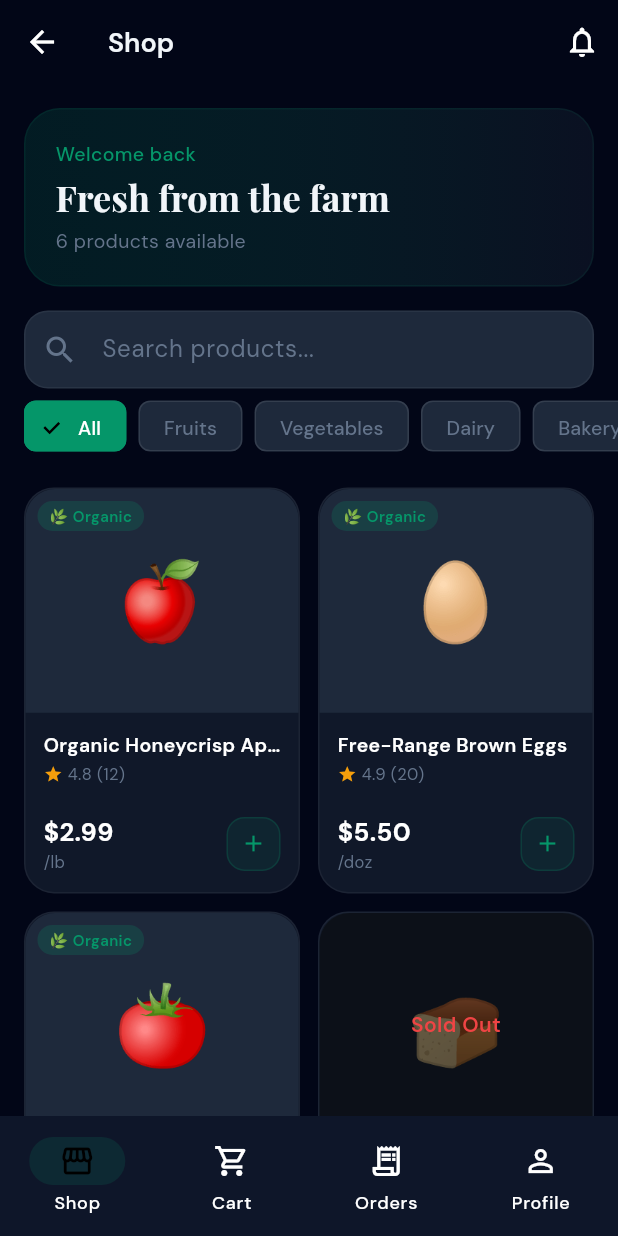
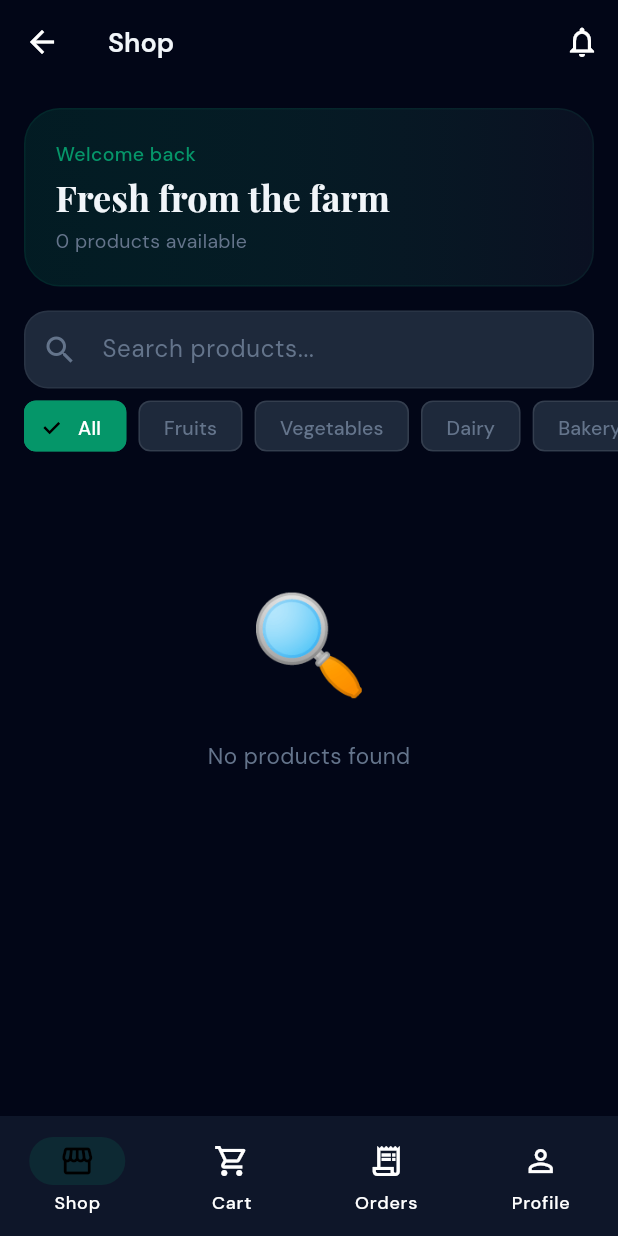
Before and after one commit to misiksolutionsllc-ffm/farmfresh-flutter, a Flutter app: the screen it shows after launch, after a tap on "Consumer", on a phone screen of 412 x 824 dp. Run offline on Flutter 3.47's test engine with Material 3 defaults, Android fonts, the phone set to English and light mode, and no system bars; our stand-ins replace google_fonts, shared_preferences.

Commit message:
clean: remove seed data, rename Merchant to Farmer American Hero, clean launch state

```diff
--- a/lib/models/models.dart
+++ b/lib/models/models.dart
@@ -17,7 +17,7 @@ extension UserRoleExt on UserRole {
     switch (this) {
       case UserRole.customer: return 'Consumer';
       case UserRole.driver: return 'Driver';
-      case UserRole.farmer: return 'Merchant';
+      case UserRole.farmer: return 'Farmer American Hero';
       case UserRole.owner: return 'Admin';
     }
   }
--- a/lib/providers/app_provider.dart
+++ b/lib/providers/app_provider.dart
@@ -408,43 +408,26 @@ class AppProvider extends ChangeNotifier {
   }
 
   // ============================================
-  // Seed Data
+  // Clean Launch Data
   // ============================================
   void _initSeedData() {
     users = [
-      User(id: 'u1', name: 'Alice Consumer', role: UserRole.customer, email: 'alice@test.com', phone: '555-0101', verified: true, favorites: ['p1'], points: 150, credits: 10.0, referralCode: 'ALICE10', referralCount: 2, address: UserAddress(street: '10300 Forest Hill Blvd', city: 'Wellington', state: 'FL', zip: '33414'), totalSpent: 450.0, loyaltyTier: 'Silver', documents: [Document(type: 'ID Card', status: 'approved', date: '2023-01-15')]),
-      User(id: 'u2', name: 'Mike Racer', role: UserRole.driver, email: 'mike@drive.com', phone: '555-0202', verified: true, rating: 4.9, trips: 145, earnings: 1240.50, online: true, acceptanceRate: 94, bankLast4: '8821', cardLast4: '4242', documents: [Document(type: 'Driver License', status: 'approved', date: '2023-02-20'), Document(type: 'Vehicle Insurance', status: 'approved', date: '2023-02-20')]),
-      User(id: 'u3', name: 'Green Acres', role: UserRole.farmer, email: 'farm@fresh.com', phone: '555-0303', rating: 4.8, revenue: 15400, description: 'Family owned since 1985.', address: UserAddress(street: '12794 W Forest Hill Blvd', city: 'Wellington', state: 'FL', zip: '33414'), documents: [Document(type: 'Business License', status: 'pending', date: '2023-10-01'), Document(type: 'Food Safety Cert', status: 'approved', date: '2023-01-10')]),
-      User(id: 'u4', name: 'Admin User', role: UserRole.owner, email: 'admin@platform.com', verified: true),
+      User(id: 'u1', name: 'New Customer', role: UserRole.customer, email: 'customer@farmfresh.app', points: 0, credits: 0, referralCode: 'FRESH10', referralCount: 0, totalSpent: 0, loyaltyTier: 'Bronze'),
+      User(id: 'u2', name: 'New Driver', role: UserRole.driver, email: 'driver@farmfresh.app', rating: 0, trips: 0, earnings: 0, online: false, acceptanceRate: 0),
+      User(id: 'u3', name: 'New Farmer', role: UserRole.farmer, email: 'farmer@farmfresh.app', rating: 0, revenue: 0),
+      User(id: 'u4', name: 'Platform Admin', role: UserRole.owner, email: 'misiksolutionsllc@gmail.com', verified: true),
     ];
 
-    products = [
-      Product(id: 'p1', farmerId: 'u3', name: 'Organic Honeycrisp Apples', price: 2.99, unit: 'lb', image: '🍎', category: 'Fruits', stock: 50, sales: 120, rating: 4.8, reviews: 12, description: 'Crisp, sweet, and locally grown.', organic: true, vegan: true, glutenFree: true),
-      Product(id: 'p2', farmerId: 'u3', name: 'Free-Range Brown Eggs', price: 5.50, unit: 'doz', image: '🥚', category: 'Dairy', stock: 4, sales: 85, rating: 4.9, reviews: 20, description: 'Gathered daily from happy hens.', organic: true, glutenFree: true),
-      Product(id: 'p3', farmerId: 'u3', name: 'Heirloom Tomatoes', price: 4.25, unit: 'lb', image: '🍅', category: 'Vegetables', stock: 30, sales: 45, rating: 4.5, reviews: 8, description: 'Juicy heritage tomato varieties.', organic: true, vegan: true, glutenFree: true),
-      Product(id: 'p4', farmerId: 'u3', name: 'Fresh Sourdough', price: 6.00, unit: 'loaf', image: '🍞', category: 'Bakery', stock: 0, sales: 200, rating: 5.0, reviews: 30, description: 'Artisan baked with 100-year-old starter.', vegan: true),
-      Product(id: 'p5', farmerId: 'u3', name: 'Organic Carrots', price: 3.49, unit: 'bunch', image: '🥕', category: 'Vegetables', stock: 25, sales: 67, rating: 4.7, reviews: 15, description: 'Sweet and crunchy.', organic: true, vegan: true, glutenFree: true),
-      Product(id: 'p6', farmerId: 'u3', name: 'Fresh Strawberries', price: 4.99, unit: 'pint', image: '🍓', category: 'Fruits', stock: 18, sales: 92, rating: 4.9, reviews: 25, description: 'Picked at peak ripeness.', organic: true, vegan: true, glutenFree: true),
+    products = [];
+    orders = [];
+    transactions = [];
+
+    promos = [
+      PromoCode(code: 'FRESH20', discount: 0.20, type: 'percent', label: '20% Off', usedCount: 0, minOrder: 20),
+      PromoCode(code: 'WELCOME5', discount: 5.00, type: 'flat', label: '\$5 Off First Order', usedCount: 0),
+      PromoCode(code: 'FREEDELIVERY', discount: 0, type: 'free_delivery', label: 'Free Delivery', usedCount: 0, minOrder: 25),
     ];
 
-    orders = [
-      Order(id: 'ord-1', customerId: 'u1', merchantId: 'u3', items: [OrderItem(id: 'p1', name: 'Organic Honeycrisp Apples', price: 2.99, qty: 2, image: '🍎')], total: 13.99, status: 'Delivered', date: DateTime.now().subtract(const Duration(days: 1)).toIso8601String(), driverId: 'u2', fees: const OrderFees(subtotal: 5.98, delivery: 4.99, platform: 0.60, tax: 0.42, tip: 2.00)),
-      Order(id: 'ord-2', customerId: 'u1', merchantId: 'u3', items: [OrderItem(id: 'p3', name: 'Heirloom Tomatoes', price: 4.25, qty: 3, image: '🍅'), OrderItem(id: 'p6', name: 'Fresh Strawberries', price: 4.99, qty: 1, image: '🍓')], total: 22.74, status: 'Pending', date: DateTime.now().toIso8601String(), fees: const OrderFees(subtotal: 17.74, delivery: 4.99)),
-      Order(id: 'ord-3', customerId: 'u1', merchantId: 'u3', items: [OrderItem(id: 'p2', name: 'Free-Range Brown Eggs', price: 5.50, qty: 2, image: '🥚'), OrderItem(id: 'p5', name: 'Organic Carrots', price: 3.49, qty: 2, image: '🥕')], total: 23.97, status: 'Processing', date: DateTime.now().subtract(const Duration(hours: 1)).toIso8601String(), fees: const OrderFees(subtotal: 17.98, delivery: 4.99, platform: 0.60, tax: 0.40)),
-    ];
-
-    transactions = [
-      Transaction(id: 'tx-1', type: 'Payout', amount: -250.00, date: DateTime.now().subtract(const Duration(days: 7)).toIso8601String(), status: 'Completed', method: 'Bank Transfer'),
-    ];
-
-    promos = [
-      PromoCode(code: 'FRESH20', discount: 0.20, type: 'percent', label: '20% Off', usedCount: 45, minOrder: 20),
-      PromoCode(code: 'WELCOME5', discount: 5.00, type: 'flat', label: '\$5 Off', usedCount: 120),
-    ];
-
-    reviews = [
-      Review(id: 'rev-1', productId: 'p1', customerId: 'u1', customerName: 'Alice C.', rating: 5, comment: 'Best apples ever!', date: DateTime.now().subtract(const Duration(days: 2)).toIso8601String(), status: 'approved'),
-      Review(id: 'rev-2', productId: 'p2', customerId: 'u1', customerName: 'Alice C.', rating: 5, comment: 'Amazing eggs.', date: DateTime.now().subtract(const Duration(days: 1)).toIso8601String(), status: 'approved'),
-    ];
+    reviews = [];
   }
 }
--- a/lib/screens/admin/admin_app.dart
+++ b/lib/screens/admin/admin_app.dart
@@ -88,7 +88,7 @@ class _AdminAppScreenState extends State<AdminAppScreen> {
         const SizedBox(height: 12),
         _RoleRow('Customers', app.users.where((u) => u.role == UserRole.customer).length, AppColors.emerald, Icons.shopping_cart),
         _RoleRow('Drivers', app.users.where((u) => u.role == UserRole.driver).length, AppColors.blue, Icons.local_shipping),
-        _RoleRow('Merchants', app.users.where((u) => u.role == UserRole.farmer).length, AppColors.orange, Icons.store),
+        _RoleRow('Farmers', app.users.where((u) => u.role == UserRole.farmer).length, AppColors.orange, Icons.store),
       ])),
       const SizedBox(height: 16),
 
@@ -174,7 +174,7 @@ class _AdminAppScreenState extends State<AdminAppScreen> {
                 Text(app.users.cast<User?>().firstWhere((u) => u?.id == order.customerId, orElse: () => null)?.name ?? '–', style: const TextStyle(color: Colors.white, fontSize: 13)),
               ])),
               Expanded(child: Column(crossAxisAlignment: CrossAxisAlignment.start, children: [
-                Text('Merchant', style: TextStyle(color: AppColors.textMuted, fontSize: 11)),
+                Text('Farmer', style: TextStyle(color: AppColors.textMuted, fontSize: 11)),
                 Text(app.users.cast<User?>().firstWhere((u) => u?.id == order.merchantId, orElse: () => null)?.name ?? '–', style: const TextStyle(color: Colors.white, fontSize: 13)),
               ])),
               Text(formatCurrency(order.total), style: const TextStyle(color: Colors.white, fontWeight: FontWeight.w700)),
--- a/lib/screens/role_selection.dart
+++ b/lib/screens/role_selection.dart
@@ -10,7 +10,7 @@ class RoleSelectionScreen extends StatelessWidget {
   static final _roles = [
     _RoleData(UserRole.customer, 'Consumer', '🛒', 'Shop fresh local produce', AppColors.emerald),
     _RoleData(UserRole.driver, 'Driver', '🚗', 'Deliver orders and earn', AppColors.blue),
-    _RoleData(UserRole.farmer, 'Merchant', '🏪', 'Sell your farm products', AppColors.orange),
+    _RoleData(UserRole.farmer, 'Farmer American Hero', '🏪', 'Sell your farm products', AppColors.orange),
   ];
 
   @override
--- a/pubspec.yaml
+++ b/pubspec.yaml
@@ -17,6 +17,8 @@ dependencies:
   uuid: ^4.5.1
   flutter_animate: ^4.5.0
   cached_network_image: ^3.4.1
+  flutter_map: ^7.0.2
+  latlong2: ^0.9.1
 
 dev_dependencies:
   flutter_test:
```
